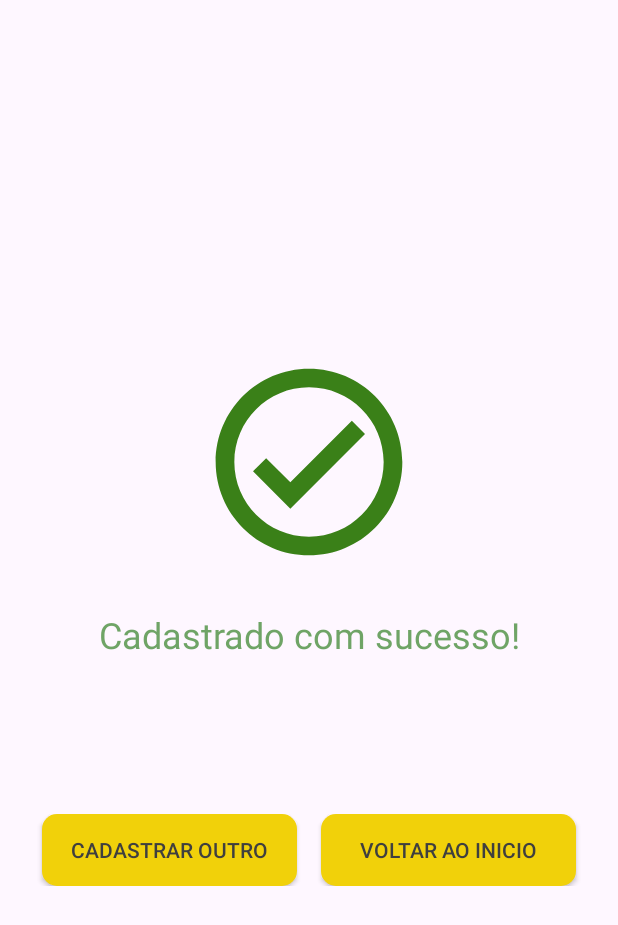
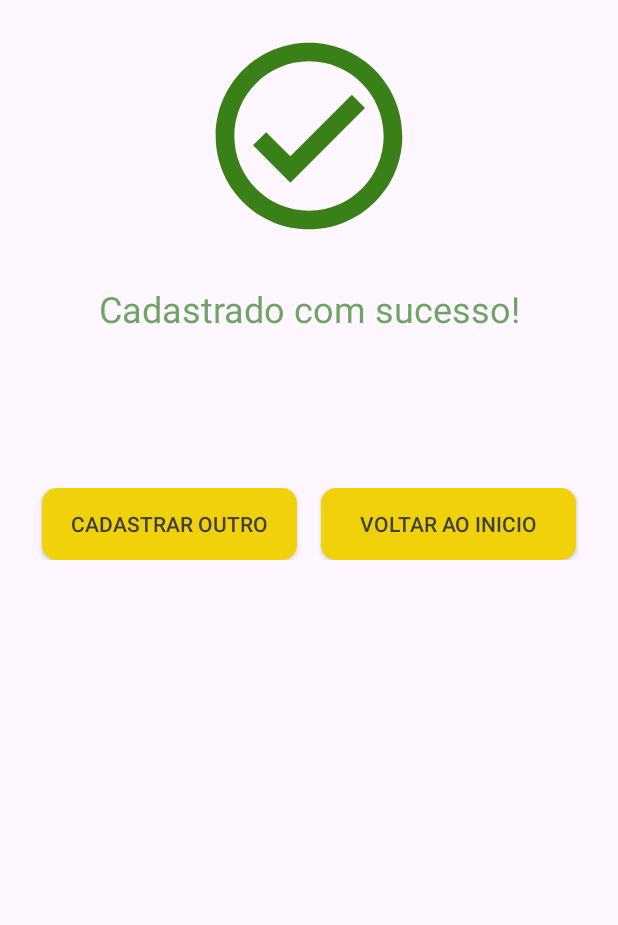
Before and after one commit to MatheusMangueira/horizon-covidMonitor, an Android app: the NotificationActivity screen opened directly, with no data from a screen before it, on a phone screen of 412 x 824 dp. Shown: the top 925 px of the screen. Run offline under Robolectric (Android 15) with nearby library versions, the phone set to English and light mode, and no system bars.

Commit message:
fix: responsive

```diff
--- a/app/src/main/res/layout/activity_main.xml
+++ b/app/src/main/res/layout/activity_main.xml
@@ -17,8 +17,8 @@
         android:layout_height="match_parent">
 
         <LinearLayout
-            android:layout_width="wrap_content"
-            android:layout_height="wrap_content"
+            android:layout_width="match_parent"
+            android:layout_height="match_parent"
             android:gravity="center_horizontal"
             android:orientation="vertical">
 
--- a/app/src/main/res/layout/activity_notification.xml
+++ b/app/src/main/res/layout/activity_notification.xml
@@ -4,13 +4,23 @@
     xmlns:tools="http://schemas.android.com/tools"
     android:layout_width="match_parent"
     android:layout_height="match_parent"
+    android:gravity="center"
     android:orientation="vertical"
-    tools:context=".NotificationActivity"
+    android:paddingLeft="@dimen/activity_horizontal_margin"
+    android:paddingTop="@dimen/activity_vertical_margin"
+    android:paddingRight="@dimen/activity_horizontal_margin"
     android:paddingBottom="@dimen/activity_vertical_margin"
-    android:paddingLeft="@dimen/activity_horizontal_margin"
-    android:paddingRight="@dimen/activity_horizontal_margin"
-    android:paddingTop="@dimen/activity_vertical_margin"
-    android:gravity="center">
+    tools:context=".NotificationActivity">
+
+    <ScrollView
+        android:layout_width="match_parent"
+        android:layout_height="match_parent">
+
+        <LinearLayout
+            android:layout_width="match_parent"
+            android:layout_height="match_parent"
+            android:gravity="center_horizontal"
+            android:orientation="vertical">
 
 
             <ImageView
@@ -19,51 +29,52 @@
                 android:src="@drawable/icon_check" />
 
             <TextView
-        android:layout_marginTop="24dp"
                 android:layout_width="match_parent"
                 android:layout_height="wrap_content"
+                android:layout_marginTop="24dp"
                 android:text="@string/notification_success"
+                android:textAlignment="center"
                 android:textColor="@color/greenCheck"
-        android:textSize="24sp"
-        android:textAlignment="center" />
+                android:textSize="24sp" />
 
 
             <TextView
                 android:id="@+id/diagnosis"
-        android:layout_marginTop="28dp"
                 android:layout_width="match_parent"
                 android:layout_height="wrap_content"
+                android:layout_marginTop="28dp"
                 android:text="@string/notification_result"
+                android:textAlignment="center"
                 android:textColor="@color/grey"
-        android:textSize="32sp"
-        android:textAlignment="center" />
+                android:textSize="32sp" />
 
 
             <LinearLayout
                 android:layout_width="match_parent"
                 android:layout_height="wrap_content"
-        android:gravity="center"
-        android:layout_marginTop="32dp">
+                android:layout_marginTop="32dp"
+                android:gravity="center">
 
                 <androidx.appcompat.widget.AppCompatButton
                     android:id="@+id/buttonNewRegister"
                     android:layout_width="170dp"
                     android:layout_height="wrap_content"
+                    android:layout_marginRight="16dp"
+                    android:background="@drawable/backgound_button"
                     android:text="@string/notification_buttonGoBack"
-            android:background="@drawable/backgound_button"
                     android:textColor="@color/grey"
-            android:textSize="14sp"
-            android:layout_marginRight="16dp"/>
+                    android:textSize="14sp" />
 
                 <androidx.appcompat.widget.AppCompatButton
                     android:id="@+id/buttonInitialView"
                     android:layout_width="170dp"
                     android:layout_height="wrap_content"
+                    android:background="@drawable/backgound_button"
                     android:text="@string/notification_ButtonInitial"
-            android:background="@drawable/backgound_button"
                     android:textColor="@color/grey"
-            android:textSize="14sp"/>
+                    android:textSize="14sp" />
             </LinearLayout>
-
+        </LinearLayout>
+    </ScrollView>
 
 </LinearLayout>
--- a/app/src/main/res/layout/activity_patient_list.xml
+++ b/app/src/main/res/layout/activity_patient_list.xml
@@ -10,7 +10,6 @@
     android:paddingBottom="@dimen/activity_vertical_margin"
     tools:context=".PatientListActivity">
 
-    <!-- patient_list_item.xml -->
     <LinearLayout
         android:layout_width="match_parent"
         android:layout_height="wrap_content"
@@ -27,8 +26,8 @@
                 android:layout_width="34dp"
                 android:layout_height="33dp"
                 android:layout_marginRight="24dp"
-                android:drawableEnd="@drawable/baseline_arrow_back_24"
-                android:background="@android:color/transparent" />
+                android:background="@android:color/transparent"
+                android:drawableEnd="@drawable/baseline_arrow_back_24" />
 
             <TextView
                 android:layout_width="match_parent"
```
Also changed, not shown: app/src/main/res/layout/activity_patient_list_by_status.xml (+19 -15 lines). Lines whose indentation alone changed are shown as unchanged.
